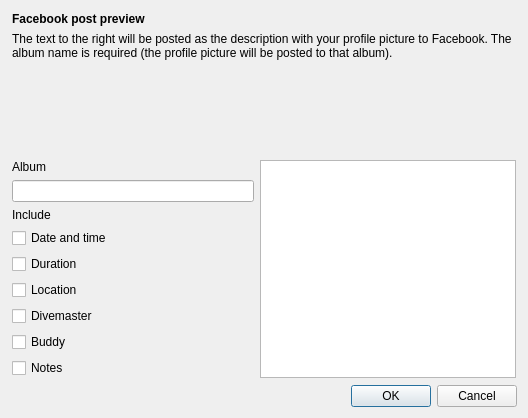
The window that desktop-widgets/plugins/facebook/socialnetworksdialog.ui (subsurface/subsurface) describes before a commit, drawn with Qt 5.
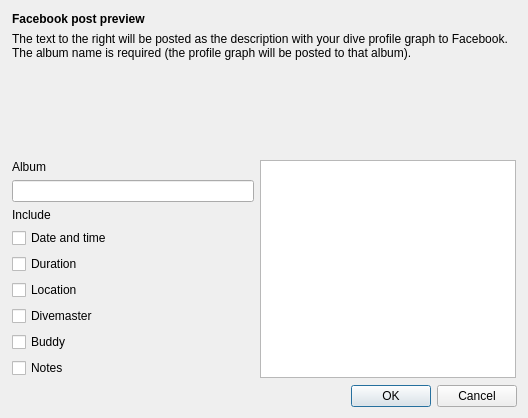
The same window after the commit.

Commit message: Change Facebook upload description to eliminate confusion

```diff
--- a/desktop-widgets/plugins/facebook/socialnetworksdialog.ui
+++ b/desktop-widgets/plugins/facebook/socialnetworksdialog.ui
@@ -22,7 +22,7 @@
      <item row="1" column="0" colspan="2">
       <widget class="QLabel" name="label_4">
        <property name="text">
-        <string>The text to the right will be posted as the description with your profile picture to Facebook. The album name is required (the profile picture will be posted to that album).</string>
+        <string>The text to the right will be posted as the description with your dive profile graph to Facebook. The album name is required (the profile graph will be posted to that album).</string>
        </property>
        <property name="alignment">
         <set>Qt::AlignLeading|Qt::AlignLeft|Qt::AlignTop</set>
```
